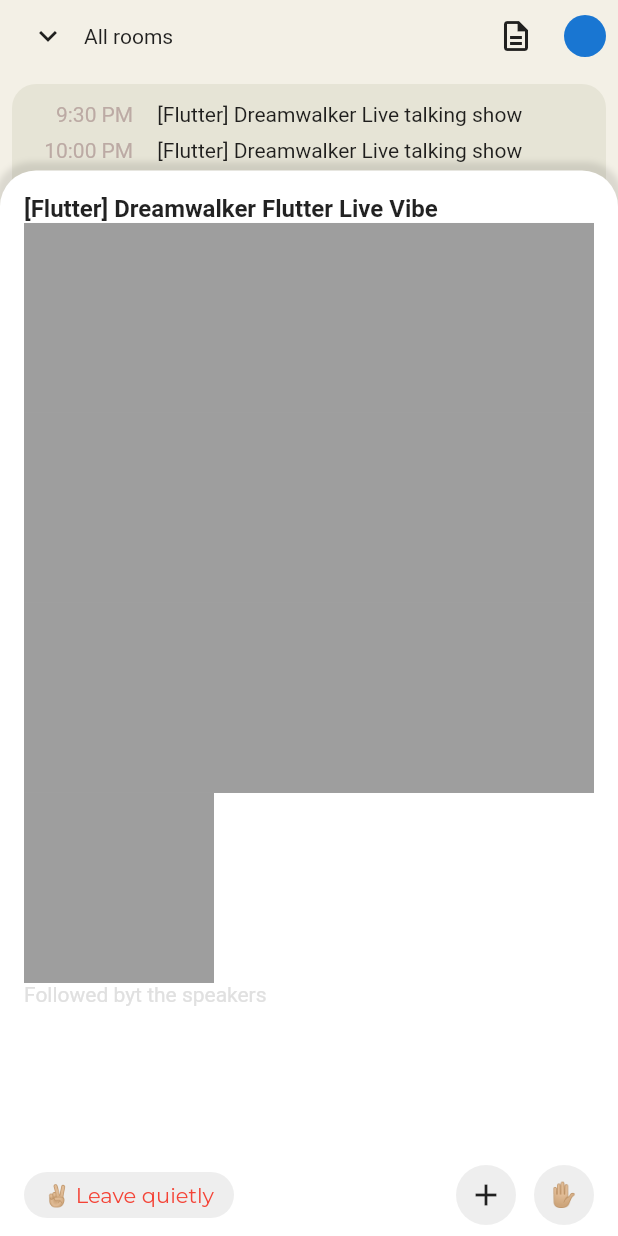
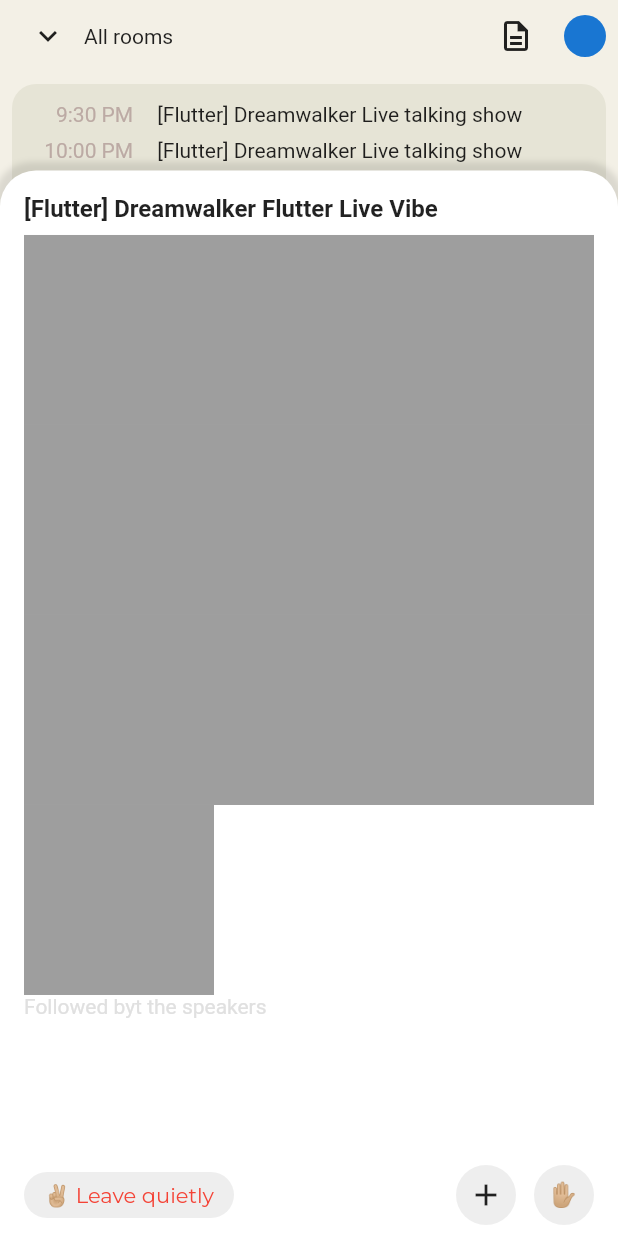
Before and after one commit to JAICHANGPARK/flutter_notebook_11th_story, a Flutter app: the screen it shows after launch, after a tap on the "apps" icon, after a tap on "+632", on a phone screen of 412 x 824 dp. Run offline on Flutter 3.47's test engine with Material 2 defaults, Android fonts, the phone set to English and light mode, and no system bars; drawn by our look-alikes of flutter_inner_drawer, flutter_slidable; our stand-ins replace backdrop, badges, google_fonts.

Commit message:
Update clubhouse_home_page.dart

```diff
--- a/lib/ep701_clubhouse/ui/clubhouse_home_page.dart
+++ b/lib/ep701_clubhouse/ui/clubhouse_home_page.dart
@@ -115,11 +115,16 @@ class _ClubhouseHomePageState extends State<ClubhouseHomePage> {
                                 padding: const EdgeInsets.only(top: 16),
                                 child: ListView(
                                   children: [
-                                    Text("[Flutter] Dreamwalker Flutter Live Vibe",
-                                    style: TextStyle(
-                                      fontSize: 16,
-                                      fontWeight: FontWeight.bold
-                                    ),),
+                                    Row(
+                                      children: [
+                                        Text("[Flutter] Dreamwalker Flutter Live Vibe",
+                                        style: TextStyle(
+                                          fontSize: 16,
+                                          fontWeight: FontWeight.bold
+                                        ),),
+                                      ],
+                                    ),
+                                    SizedBox(height: 8,),
                                     GridView.count(
                                       shrinkWrap: true,
                                       crossAxisCount: 3,
```
